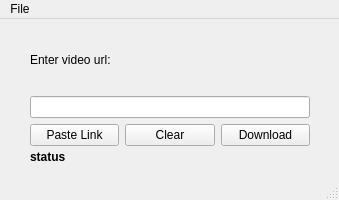
This is mainwindow.ui in Yisus7u7/dl-music-qt as Qt 5 draws it before an edit. The edited form follows.
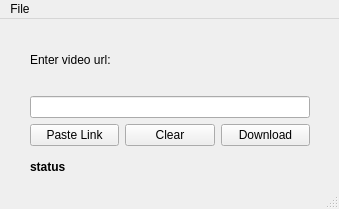
This is the edited form. Icons and pictures are not drawn.

```diff
--- a/mainwindow.ui
+++ b/mainwindow.ui
@@ -7,7 +7,7 @@
     <x>0</x>
     <y>0</y>
     <width>339</width>
-    <height>200</height>
+    <height>209</height>
    </rect>
   </property>
   <property name="sizePolicy">
@@ -93,9 +93,9 @@
     <property name="geometry">
      <rect>
       <x>30</x>
-      <y>130</y>
+      <y>140</y>
       <width>278</width>
-      <height>16</height>
+      <height>17</height>
      </rect>
     </property>
     <property name="text">
```
Left out of the diff: 3 changed lines with no effect on the pictures.
